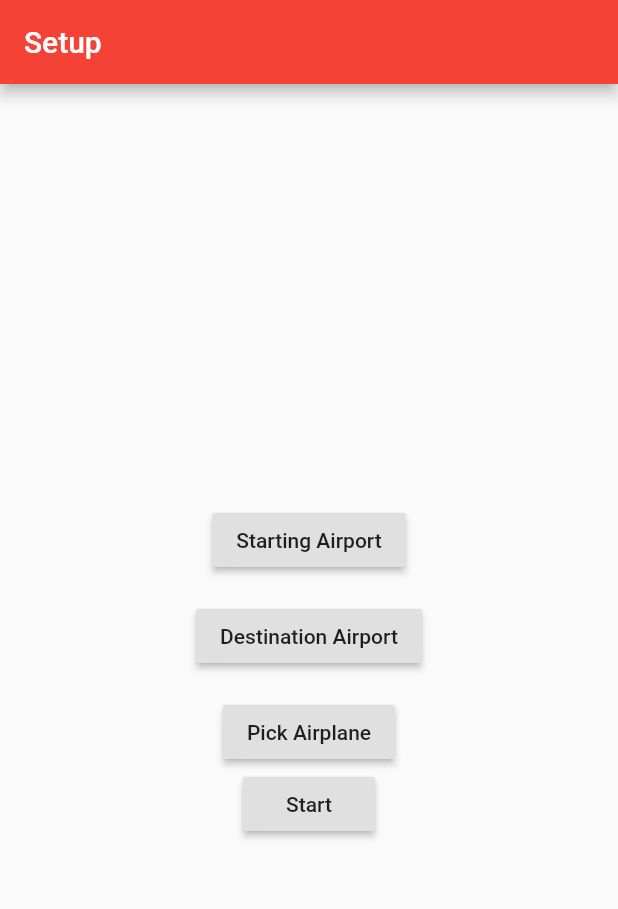
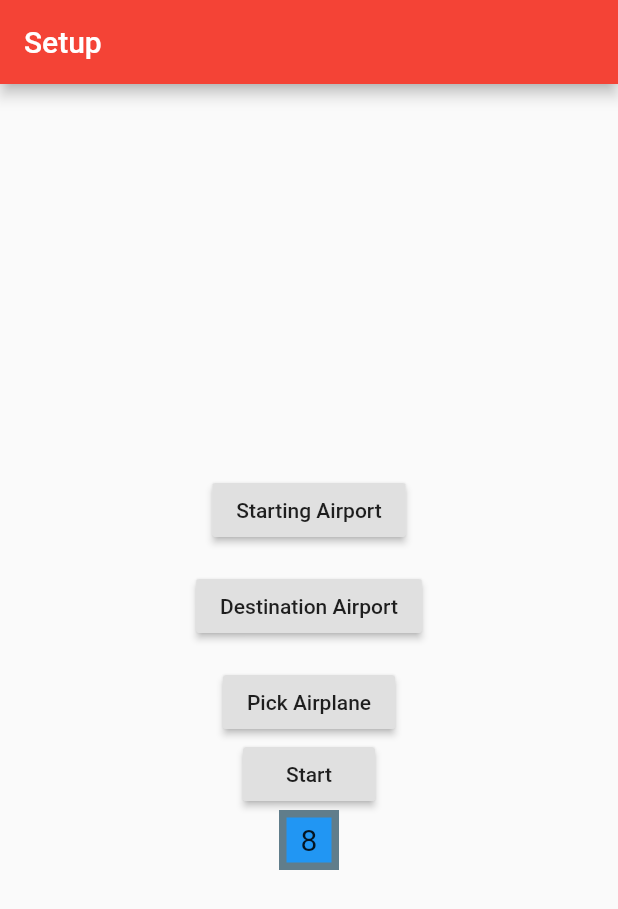
Before and after one commit to ThomasKirk44/cavok, a Flutter app: the screen it shows after launch, on a phone screen of 412 x 824 dp. Shown: the top 909 px of the screen. Run offline on Flutter 3.47's test engine with Material 2 defaults, Android fonts, the light colour scheme and no system bars; our stand-ins replace avatar_glow, flutter_tts, speech_to_text; missing offline and left inert: audioplayer, flutter_material_pickers, highlight_text.

Commit message:
added more stuff

```diff
--- a/lib/screens/radioView.dart
+++ b/lib/screens/radioView.dart
@@ -2,7 +2,6 @@ import 'package:audioplayer/audioplayer.dart';
 import 'package:avatar_glow/avatar_glow.dart';
 import 'package:cavok/model/radioController.dart';
 import 'package:cavok/widgets/controllerMessageBubble.dart';
-import 'package:cavok/widgets/frequencyPicker.dart';
 import 'package:cavok/widgets/pilotMessageBubble.dart';
 import 'package:flutter/material.dart';
 import 'package:flutter_tts/flutter_tts.dart';
@@ -16,7 +15,7 @@ class RadioView extends StatefulWidget {
 
 class _RadioViewState extends State<RadioView> {
   final Map<String, HighlightedWord> _highlights = {
-    'radio frequency': HighlightedWord(
+    'frequency': HighlightedWord(
       onTap: () => print('flutter'),
       textStyle: const TextStyle(
         color: Colors.blue,
@@ -139,7 +138,6 @@ class _RadioViewState extends State<RadioView> {
                 ),
               ),
             ),
-            FrequencyPicker()
           ],
         ),
       ),
--- a/lib/screens/setupScreen.dart
+++ b/lib/screens/setupScreen.dart
@@ -1,6 +1,7 @@
 import 'package:cavok/model/aircrafts.dart';
 import 'package:cavok/model/places.dart';
 import 'package:cavok/screens/radioView.dart';
+import 'package:cavok/widgets/frequencyPicker.dart';
 import 'package:flutter/material.dart';
 import 'package:flutter_material_pickers/flutter_material_pickers.dart';
 
@@ -75,7 +76,8 @@ class _SetupScreenState extends State<SetupScreen> {
                     Navigator.push(context,
                         MaterialPageRoute(builder: (context) => RadioView()));
                   }
-                })
+                }),
+            FrequencyPicker()
           ],
         ),
       ),
--- a/lib/widgets/frequencyPicker.dart
+++ b/lib/widgets/frequencyPicker.dart
@@ -1,5 +1,4 @@
 import 'package:flutter/material.dart';
-import 'package:numberpicker/numberpicker.dart';
 
 class FrequencyPicker extends StatefulWidget {
   FrequencyPicker({this.onChanged});
@@ -13,13 +12,46 @@ class FrequencyPicker extends StatefulWidget {
 }
 
 class _FrequencyPickerState extends State<FrequencyPicker> {
+  int val = 8;
+
+  double get totalValue {
+    return double.parse("");
+  }
+
   @override
   Widget build(BuildContext context) {
-    return Row(
-      children: [
-        NumberPicker.integer(
-            initialValue: 0, minValue: 0, maxValue: 9, onChanged: (value) {})
-      ],
+    return Center(
+      child: Row(
+        crossAxisAlignment: CrossAxisAlignment.center,
+        mainAxisAlignment: MainAxisAlignment.center,
+        children: [
+          GestureDetector(
+            onVerticalDragEnd: (value) {
+              setState(() {
+                print(value);
+                if (value.primaryVelocity.roundToDouble() < 0) {
+                  val -= 1;
+                } else {
+                  val += 1;
+                }
+              });
+            },
+            child: Container(
+              height: 40,
+              width: 40,
+              decoration: BoxDecoration(
+                  color: Colors.blue,
+                  border: Border.all(color: Colors.blueGrey, width: 5)),
+              child: Center(
+                child: Text(
+                  "$val",
+                  style: TextStyle(fontSize: 20),
+                ),
+              ),
+            ),
+          )
+        ],
+      ),
     );
   }
 }
```
Also changed, not shown: 1 other file.
